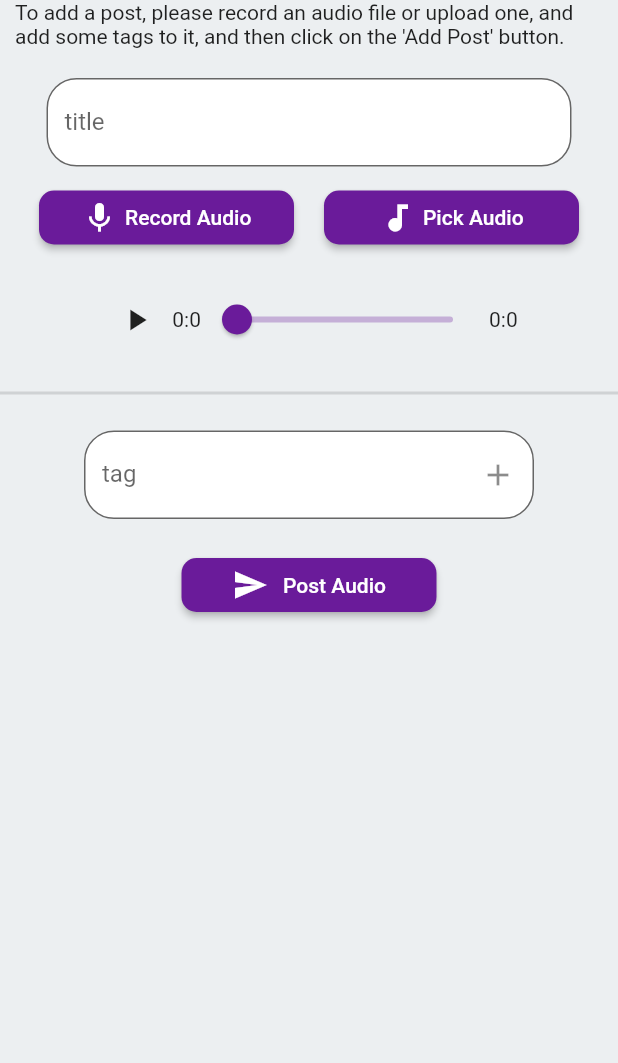
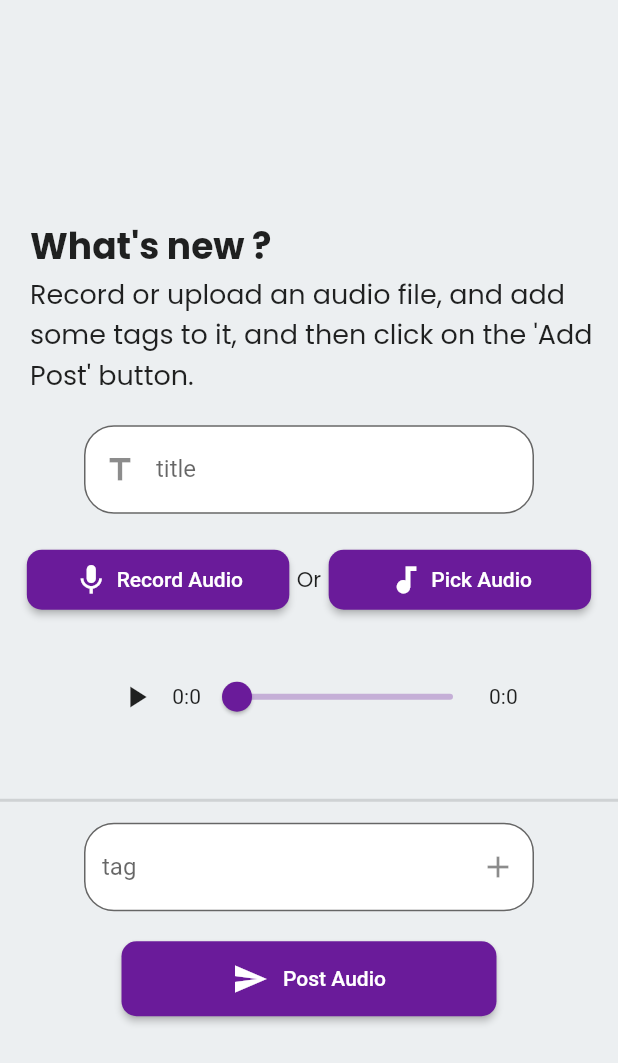
Before and after one commit to LahoucineLapunaire/ilili, a Flutter app: the AddPostPage screen opened directly, on a phone screen of 412 x 824 dp. Shown: the top 1063 px of the screen. Run offline on Flutter 3.47's test engine with Material 2 defaults, Android fonts, the phone set to English and light mode, and no system bars; our stand-ins replace audioplayers, carousel_slider, cloud_firestore, delayed_display, file_picker, firebase_auth and 12 more; missing offline and left inert: ffmpeg_kit_flutter, flutter_sound, mailer; accounts and stored records are empty; network calls fail.

Commit message:
[STYLE] AddPostPage : Creation of style and animation for AddPostPage

```diff
--- a/lib/components/addPost.dart
+++ b/lib/components/addPost.dart
@@ -3,6 +3,7 @@ import 'package:flutter/material.dart';
 import 'package:file_picker/file_picker.dart';
 import 'package:audioplayers/audioplayers.dart';
 import 'package:flutter_sound/flutter_sound.dart';
+import 'package:google_fonts/google_fonts.dart';
 import 'package:google_mobile_ads/google_mobile_ads.dart';
 import 'package:ilili/components/google_ads.dart';
 import 'package:ilili/components/widget.dart';
@@ -13,6 +14,7 @@ import 'package:firebase_auth/firebase_auth.dart';
 import 'package:path/path.dart' as path;
 import 'dart:async';
 import 'dart:io';
+import 'package:carousel_slider/carousel_slider.dart';
 
 List<String> tagsList = [];
 AudioPlayer audioPlayer = AudioPlayer();
@@ -46,22 +48,22 @@ class _AddPostPageState extends State<AddPostPage> {
       backgroundColor: Color(0xFFECEFF1),
       body: SingleChildScrollView(
         child: Center(
+            child: Container(
+          height: MediaQuery.of(context).size.height,
+          width: double.maxFinite,
           child: Column(
             mainAxisAlignment: MainAxisAlignment.center,
             children: [
-              Container(
-                padding: EdgeInsets.fromLTRB(10, 0, 10, 0),
-                child: Text(
-                    "To add a post, please record an audio file or upload one, and add some tags to it, and then click on the 'Add Post' button."),
-              ),
+              HeaderSection(),
               SizedBox(height: 20),
               TitleSection(),
-              SizedBox(height: 10),
+              SizedBox(height: 20),
               ButtonSection(),
-              SizedBox(height: 20),
+              SizedBox(height: 30),
               AudioPlayerSection(),
+              SizedBox(height: 30),
               Divider(
-                height: 50,
+                height: 30,
                 thickness: 2,
               ),
               TagsSection(),
@@ -69,8 +71,38 @@ class _AddPostPageState extends State<AddPostPage> {
               SendButtonSection(),
             ],
           ),
+        )),
+      ),
+    );
+  }
+}
+
+class HeaderSection extends StatelessWidget {
+  const HeaderSection({super.key});
+
+  @override
+  Widget build(BuildContext context) {
+    return Container(
+      padding: EdgeInsets.only(left: 20),
+      width: double.maxFinite,
+      child: Column(crossAxisAlignment: CrossAxisAlignment.start, children: [
+        Text(
+          "What's new ?",
+          style: TextStyle(
+            fontFamily: GoogleFonts.poppins().fontFamily,
+            fontSize: 24,
+            fontWeight: FontWeight.bold,
+          ),
         ),
-      ),
+        Text(
+          "Record or upload an audio file, and add some tags to it, and then click on the 'Add Post' button.",
+          style: TextStyle(
+            fontFamily: GoogleFonts.poppins().fontFamily,
+            fontSize: 18,
+            fontWeight: FontWeight.w400,
+          ),
+        )
+      ]),
     );
   }
 }
@@ -105,11 +137,12 @@ class _TitleSectionState extends State<TitleSection> {
   @override
   Widget build(BuildContext context) {
     return Container(
-      width: 350,
+      width: 300,
       child: TextField(
         controller: titleController,
         decoration: InputDecoration(
           filled: true,
+          prefixIcon: Icon(Icons.title),
           fillColor: Colors.white,
           labelText: 'title',
           border: OutlineInputBorder(
@@ -240,8 +273,7 @@ class _ButtonSectionState extends State<ButtonSection> {
               shape: RoundedRectangleBorder(
                 borderRadius: BorderRadius.circular(10),
               ),
-              fixedSize:
-                  Size(170, 35), // Set the width and height of the button
+              fixedSize: Size(175, 40),
               backgroundColor:
                   Color(0xFF6A1B9A), // Set the background color of the button
             ),
@@ -260,13 +292,21 @@ class _ButtonSectionState extends State<ButtonSection> {
               shape: RoundedRectangleBorder(
                 borderRadius: BorderRadius.circular(10),
               ),
-              fixedSize:
-                  Size(170, 35), // Set the width and height of the button
+              fixedSize: Size(175, 40),
               backgroundColor:
                   Color(0xFF6A1B9A), // Set the background color of the button
             ),
           ),
-        SizedBox(width: 20),
+        SizedBox(width: 5),
+        Text(
+          "Or",
+          style: TextStyle(
+            fontFamily: GoogleFonts.poppins().fontFamily,
+            fontSize: 14,
+            fontWeight: FontWeight.w400,
+          ),
+        ),
+        SizedBox(width: 5),
         ElevatedButton(
           onPressed: () {
             pickAudioFile();
@@ -280,7 +320,7 @@ class _ButtonSectionState extends State<ButtonSection> {
             shape: RoundedRectangleBorder(
               borderRadius: BorderRadius.circular(10),
             ),
-            fixedSize: Size(170, 35), // Set the width and height of the button
+            fixedSize: Size(175, 40), // Set the width and height of the button
             backgroundColor:
                 Color(0xFF6A1B9A), // Set the background color of the button
           ),
@@ -660,7 +700,7 @@ class _SendButtonSectionState extends State<SendButtonSection> {
         shape: RoundedRectangleBorder(
           borderRadius: BorderRadius.circular(10),
         ),
-        fixedSize: Size(170, 35), // Set the width and height of the button
+        fixedSize: Size(250, 50), // Set the width and height of the button
         backgroundColor:
             Color(0xFF6A1B9A), // Set the background color of the button
       ),
--- a/pubspec.yaml
+++ b/pubspec.yaml
@@ -61,6 +61,8 @@ dependencies:
   firebase_remote_config: ^4.2.5
   delayed_display: ^2.0.0
   google_fonts: ^5.1.0
+  carousel_slider: ^4.2.1
+  dots_indicator: ^2.1.1
 
 
 dev_dependencies:
```
Also changed, not shown: pubspec.lock.
